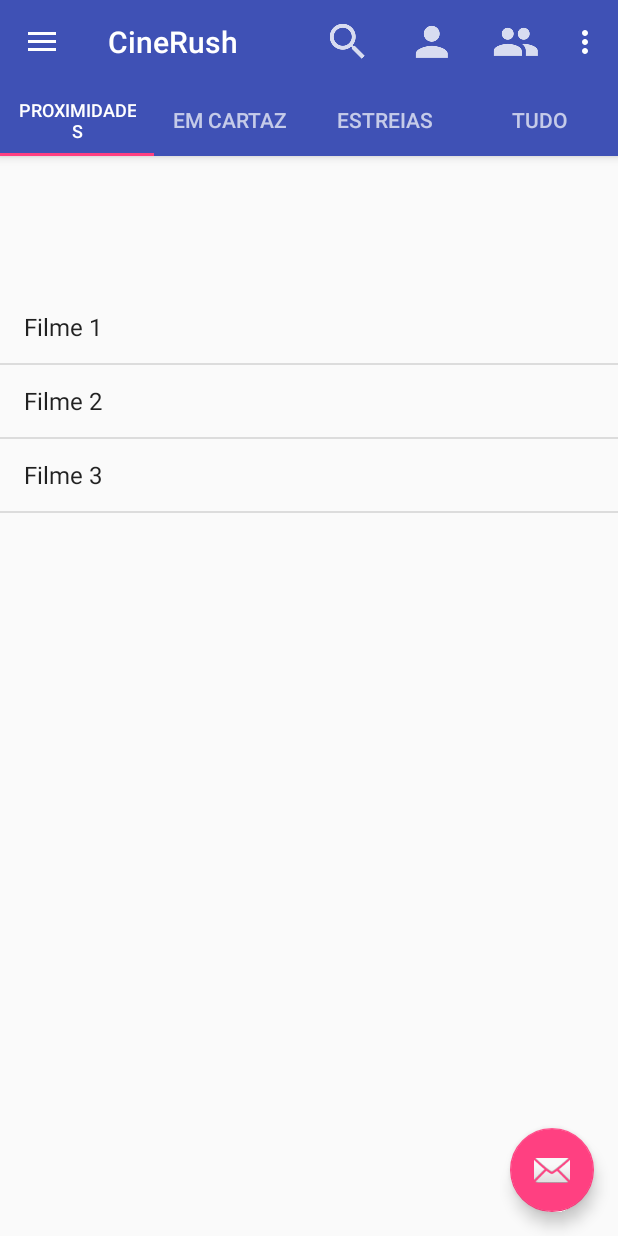
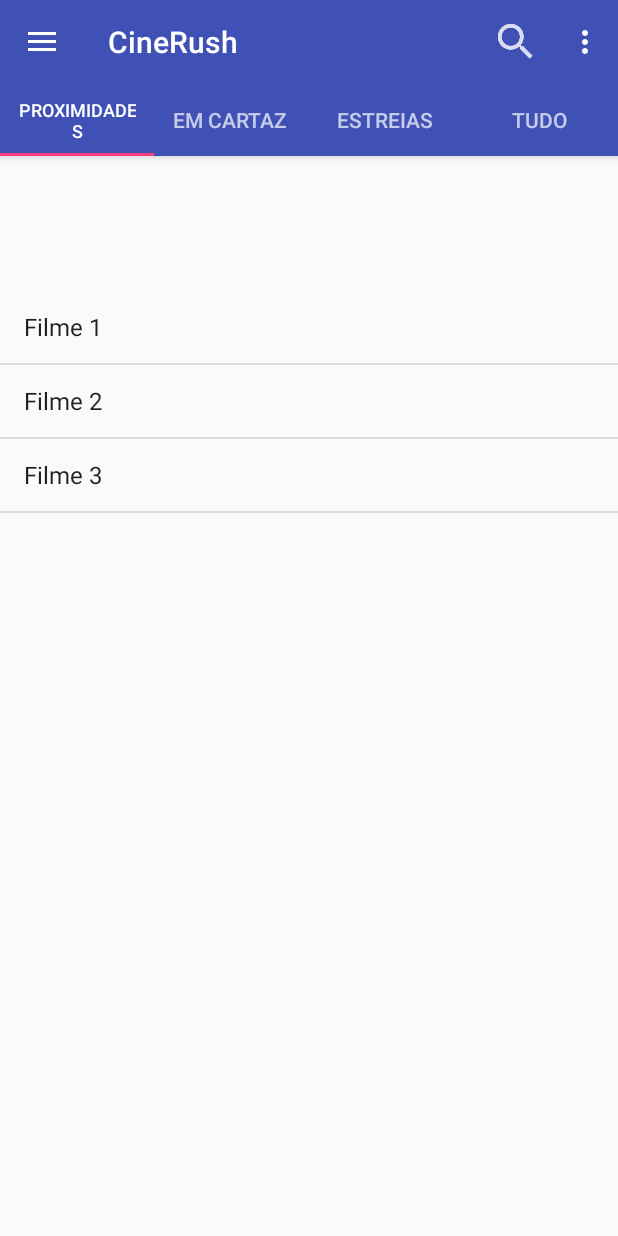
Before and after one commit to andrefboliveira/CineRush, an Android app: the DrawerActivity screen opened directly, with no data from a screen before it, on a phone screen of 412 x 824 dp. Run offline under Robolectric (Android 15) with nearby library versions, the phone set to English and light mode, and no system bars.

Commit message:
botoes tao na nova barra

```diff
--- a/app/src/main/java/pt/ulisboa/ciencias/cinerush/DrawerActivity.java
+++ b/app/src/main/java/pt/ulisboa/ciencias/cinerush/DrawerActivity.java
@@ -91,7 +91,7 @@ public class DrawerActivity extends AppCompatActivity
         //noinspection SimplifiableIfStatement
         if (id == R.id.filter) {
             return true;
-        } else if (id == R.id.individual_mode) {
+        } /*else if (id == R.id.individual_mode) {
             Intent intent = new Intent(DrawerActivity.this, IndividualModeActivity.class);
 
             //Tentativa de passar os filmes seleccionados para a activity certa-------------------------------
@@ -107,7 +107,7 @@ public class DrawerActivity extends AppCompatActivity
             startActivity(intent);
             finish();
             return true;
-        } else if (id == R.id.nav_share) {
+        }*/ else if (id == R.id.nav_share) {
             return true;
         } else if (id == R.id.action_settings) {
             return true;
--- a/app/src/main/res/layout/app_bar_drawer.xml
+++ b/app/src/main/res/layout/app_bar_drawer.xml
@@ -48,12 +48,12 @@
 
     <include layout="@layout/content_drawer" />
 
-    <android.support.design.widget.FloatingActionButton
-        android:id="@+id/fab"
-        android:layout_width="wrap_content"
-        android:layout_height="wrap_content"
-        android:layout_gravity="bottom|end"
-        android:layout_margin="@dimen/fab_margin"
-        app:srcCompat="@android:drawable/ic_dialog_email" />
+    <!--<android.support.design.widget.FloatingActionButton-->
+        <!--android:id="@+id/fab"-->
+        <!--android:layout_width="wrap_content"-->
+        <!--android:layout_height="wrap_content"-->
+        <!--android:layout_gravity="bottom|end"-->
+        <!--android:layout_margin="@dimen/fab_margin"-->
+        <!--app:srcCompat="@android:drawable/ic_dialog_email" />-->
 
 </android.support.design.widget.CoordinatorLayout>
--- a/app/src/main/res/menu/drawer.xml
+++ b/app/src/main/res/menu/drawer.xml
@@ -5,16 +5,6 @@
         android:id="@+id/filter"
         android:icon="@drawable/filter"
         android:title="Filter"
-        app:showAsAction="always"/>
-    <item
-        android:id="@+id/individual_mode"
-        android:icon="@drawable/individual_mode"
-        android:title="@string/action_individual_mode"
-        app:showAsAction="always"/>
-    <item
-        android:id="@+id/group_mode"
-        android:icon="@drawable/group_mode"
-        android:title="@string/action_group_mode"
         app:showAsAction="always"/>
     <item
         android:id="@+id/nav_share"
--- /dev/null
+++ b/app/src/main/res/menu/long_press.xml
@@ -0,0 +1,16 @@
+<?xml version="1.0" encoding="utf-8"?>
+<menu xmlns:android="http://schemas.android.com/apk/res/android"
+    xmlns:app="http://schemas.android.com/apk/res-auto">
+
+    <item
+        android:id="@+id/individual_mode"
+        android:icon="@drawable/individual_mode"
+        android:title="@string/action_individual_mode"
+        app:showAsAction="always"/>
+    <item
+        android:id="@+id/group_mode"
+        android:icon="@drawable/group_mode"
+        android:title="@string/action_group_mode"
+        app:showAsAction="always"/>
+
+</menu>
```
Also changed, not shown: app/src/main/java/pt/ulisboa/ciencias/cinerush/MainMoviesFragment.java (+16 -2 lines).
